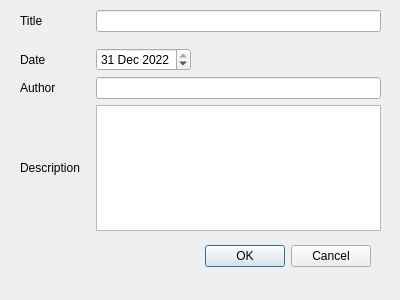
Before: the Qt Designer form src/asammdf/arloo/ui/report_dialog.ui in hayarobi/asammdf, drawn with Qt 5.
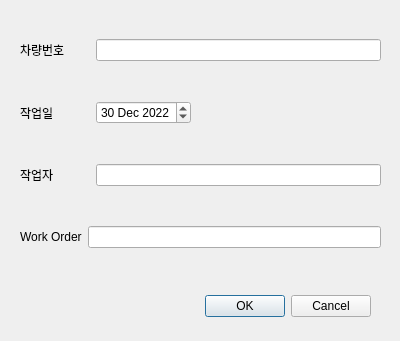
After: the same form once the commit is applied.

What changed in the file:
```diff
--- a/src/asammdf/arloo/ui/report_dialog.ui
+++ b/src/asammdf/arloo/ui/report_dialog.ui
@@ -7,7 +7,7 @@
     <x>0</x>
     <y>0</y>
     <width>400</width>
-    <height>300</height>
+    <height>341</height>
    </rect>
   </property>
   <property name="windowTitle">
@@ -17,7 +17,7 @@
    <property name="geometry">
     <rect>
      <x>30</x>
-     <y>240</y>
+     <y>290</y>
      <width>341</width>
      <height>32</height>
     </rect>
@@ -35,14 +35,17 @@
      <x>20</x>
      <y>10</y>
      <width>361</width>
-     <height>221</height>
+     <height>270</height>
     </rect>
    </property>
    <layout class="QVBoxLayout" name="verticalLayout">
     <item>
      <layout class="QHBoxLayout" name="horizontalLayout">
+      <property name="topMargin">
+       <number>5</number>
+      </property>
       <property name="bottomMargin">
-       <number>10</number>
+       <number>5</number>
       </property>
       <item>
        <widget class="QLabel" name="label">
@@ -53,7 +56,7 @@
          </size>
         </property>
         <property name="text">
-         <string>Title</string>
+         <string>차량번호</string>
         </property>
        </widget>
       </item>
@@ -64,6 +67,12 @@
     </item>
     <item>
      <layout class="QHBoxLayout" name="horizontalLayout_2">
+      <property name="topMargin">
+       <number>5</number>
+      </property>
+      <property name="bottomMargin">
+       <number>5</number>
+      </property>
       <item>
        <widget class="QLabel" name="label_2">
         <property name="minimumSize">
@@ -73,7 +82,7 @@
          </size>
         </property>
         <property name="text">
-         <string>Date</string>
+         <string>작업일</string>
         </property>
        </widget>
       </item>
@@ -81,12 +90,12 @@
        <widget class="QDateEdit" name="dateEdit">
         <property name="dateTime">
          <datetime>
-          <hour>15</hour>
+          <hour>21</hour>
           <minute>0</minute>
           <second>0</second>
           <year>2022</year>
           <month>12</month>
-          <day>31</day>
+          <day>30</day>
          </datetime>
         </property>
        </widget>
@@ -108,6 +117,12 @@
     </item>
     <item>
      <layout class="QHBoxLayout" name="horizontalLayout_4">
+      <property name="topMargin">
+       <number>5</number>
+      </property>
+      <property name="bottomMargin">
+       <number>5</number>
+      </property>
       <item>
        <widget class="QLabel" name="label_3">
         <property name="minimumSize">
@@ -117,7 +132,7 @@
          </size>
         </property>
         <property name="text">
-         <string>Author</string>
+         <string>작업자</string>
         </property>
        </widget>
       </item>
@@ -127,22 +142,25 @@
      </layout>
     </item>
     <item>
-     <layout class="QHBoxLayout" name="horizontalLayout_5">
+     <layout class="QHBoxLayout" name="horizontalLayout_6">
+      <property name="topMargin">
+       <number>5</number>
+      </property>
+      <property name="rightMargin">
+       <number>0</number>
+      </property>
+      <property name="bottomMargin">
+       <number>5</number>
+      </property>
       <item>
-       <widget class="QLabel" name="label_4">
-        <property name="minimumSize">
-         <size>
-          <width>70</width>
-          <height>0</height>
-         </size>
-        </property>
+       <widget class="QLabel" name="workOrderLabel">
         <property name="text">
-         <string>Description</string>
+         <string>Work Order</string>
         </property>
        </widget>
       </item>
       <item>
-       <widget class="QTextEdit" name="descriptionEdit"/>
+       <widget class="QLineEdit" name="workOrderEdit"/>
       </item>
      </layout>
     </item>
```
Left out of the diff: 2 changed lines with no effect on the pictures.
